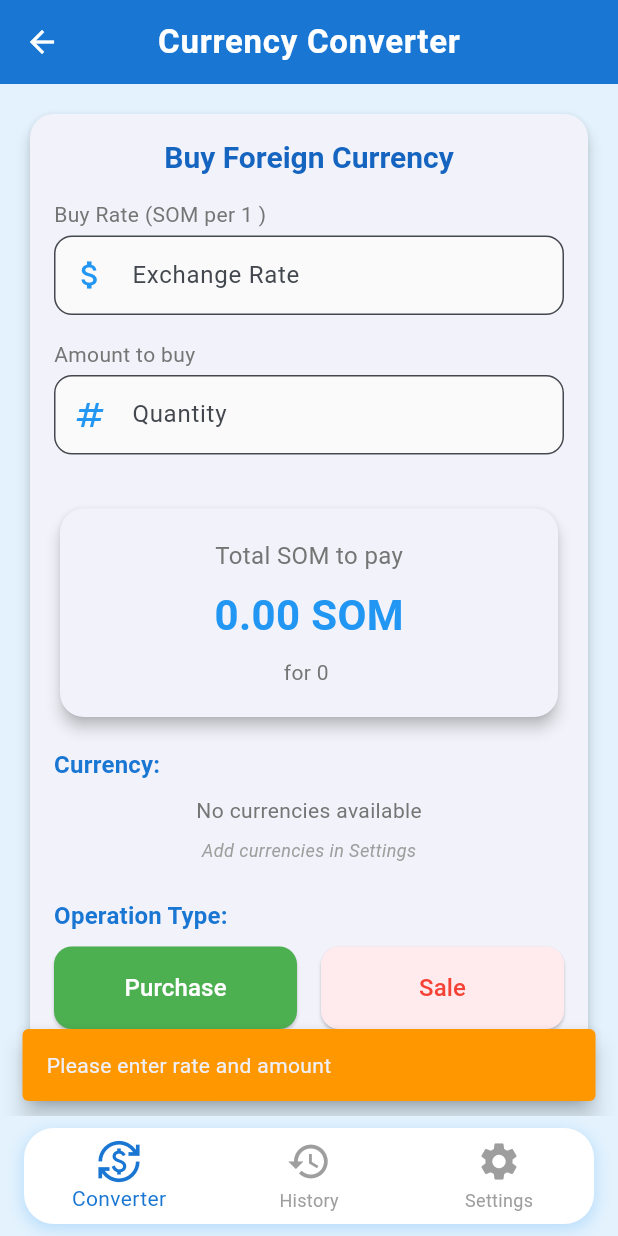
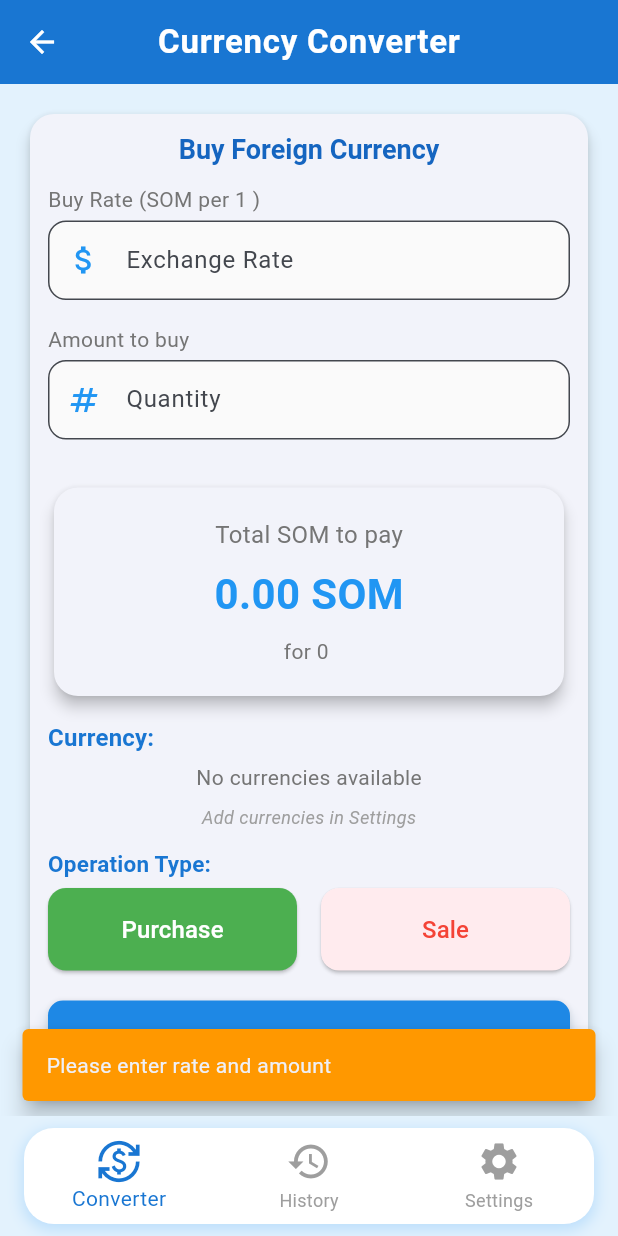
Before and after one commit to chalshik/CurrencyExchanger, a Flutter app: the TabletCurrencyConverterLayout screen opened directly, after a tap on "Finish Operation", on a phone screen of 412 x 824 dp. Run offline on Flutter 3.47's test engine with Material 3 defaults, Android fonts, the light colour scheme and no system bars; our stand-ins replace shared_preferences, sqflite; accounts and stored records are empty.

Commit message:
check mobile responsivity
remove appearance and notifications listTiles, add users ListTile instead, that will show accounts with their role, we can also create account there to later log in. (only username and password)

create login(no register needed) page.

limit user role by not giving access to analytics navigation bar and account management(eg users listTile in settings)

in finish operation fix no currencies available

history has to auto-refresh

```diff
--- a/lib/screens/currency_converter.dart
+++ b/lib/screens/currency_converter.dart
@@ -278,7 +278,7 @@ class _CurrencyConverterCoreState extends State<CurrencyConverterCore> {
                 fontSize: isSmallScreen ? 14 : 16,
               ),
         ),
-        const SizedBox(height: 8),
+        const SizedBox(height: 4),
         _isLoading
             ? const Center(child: CircularProgressIndicator())
             : availableCurrencies.isEmpty
@@ -402,18 +402,32 @@ class _CurrencyConverterCoreState extends State<CurrencyConverterCore> {
     // Get screen width to adjust sizing
     final screenWidth = MediaQuery.of(context).size.width;
     final isSmallScreen = screenWidth < 360;
-    final fontSize = isSmallScreen ? 14.0 : 16.0;
+    final fontSize = isSmallScreen ? 13.0 : 15.0;
     final verticalPadding = isSmallScreen ? 14.0 : 16.0;
 
-    return ElevatedButton(
+    return Container(
+      height: isSmallScreen ? 50 : 56,
+      width: double.infinity,
+      margin: const EdgeInsets.only(top: 8),
+      child: ElevatedButton(
         onPressed: _finishOperation,
         style: ElevatedButton.styleFrom(
-        backgroundColor: Colors.blue,
+          backgroundColor: Colors.blue.shade600,
           foregroundColor: Colors.white,
+          elevation: 4,
+          shadowColor: Colors.blue.shade200,
           padding: EdgeInsets.symmetric(vertical: verticalPadding),
-        shape: RoundedRectangleBorder(borderRadius: BorderRadius.circular(12)),
+          shape: RoundedRectangleBorder(borderRadius: BorderRadius.circular(10)),
         ),
-      child: Text('Finish Operation', style: TextStyle(fontSize: fontSize)),
+        child: Text(
+          'Finish Operation',
+          style: TextStyle(
+            fontSize: fontSize,
+            fontWeight: FontWeight.bold,
+            letterSpacing: 0.5,
+          ),
+        ),
+      ),
     );
   }
 
@@ -500,13 +514,14 @@ class _CurrencyConverterCoreState extends State<CurrencyConverterCore> {
     // Check screen size to adjust layout accordingly
     final screenWidth = MediaQuery.of(context).size.width;
     final isSmallScreen = screenWidth < 360;
+    final spacing = isSmallScreen ? 8.0 : 12.0;
 
     return Card(
       elevation: 4,
       shape: RoundedRectangleBorder(borderRadius: BorderRadius.circular(16)),
       child: SingleChildScrollView(
         child: Padding(
-          padding: EdgeInsets.all(isSmallScreen ? 12.0 : 16.0),
+          padding: EdgeInsets.all(isSmallScreen ? 8.0 : 12.0),
           child: Column(
             crossAxisAlignment: CrossAxisAlignment.stretch,
             children: [
@@ -517,28 +532,28 @@ class _CurrencyConverterCoreState extends State<CurrencyConverterCore> {
                 style: Theme.of(context).textTheme.titleLarge?.copyWith(
                   color: Colors.blue.shade800,
                   fontWeight: FontWeight.bold,
-                  fontSize: isSmallScreen ? 18 : 20,
+                  fontSize: isSmallScreen ? 16 : 18,
                 ),
                 textAlign: TextAlign.center,
               ),
-              const SizedBox(height: 16),
+              SizedBox(height: spacing),
               _buildCurrencyInputSection(),
-              const SizedBox(height: 16),
+              SizedBox(height: spacing),
               _buildTotalSumCard(),
-              const SizedBox(height: 16),
+              SizedBox(height: spacing),
               _buildCurrencySelector(),
-              const SizedBox(height: 24),
+              SizedBox(height: spacing),
               Text(
                 'Operation Type:',
                 style: Theme.of(context).textTheme.titleMedium?.copyWith(
                   color: Colors.blue.shade700,
                   fontWeight: FontWeight.bold,
-                  fontSize: isSmallScreen ? 14 : 16,
+                  fontSize: isSmallScreen ? 13 : 15,
                 ),
               ),
-              const SizedBox(height: 8),
+              SizedBox(height: 4),
               _buildOperationTypeButtons(),
-              const SizedBox(height: 24),
+              SizedBox(height: spacing),
               _buildFinishButton(),
             ],
           ),
@@ -568,7 +583,10 @@ class _MobileCurrencyConverterLayoutState
     extends State<MobileCurrencyConverterLayout> {
   int _selectedIndex = 0;
   final _currencyConverterCoreKey = GlobalKey<_CurrencyConverterCoreState>();
-  final _historyScreenKey = GlobalKey();
+  Key _historyScreenKey = GlobalKey();
+  // Keys for statistics and analytics screens to force refresh
+  Key _statisticsKey = UniqueKey();
+  Key _analyticsKey = UniqueKey();
 
   late List<Widget> _pages;
   late List<BottomNavigationBarItem> _navigationItems;
@@ -592,8 +610,8 @@ class _MobileCurrencyConverterLayoutState
 
     // Add Statistics and Analytics screens only for admin users
     if (isAdmin) {
-      _pages.add(const StatisticsScreen());
-      _pages.add(const AnalyticsScreen());
+      _pages.add(StatisticsScreen(key: _statisticsKey));
+      _pages.add(AnalyticsScreen(key: _analyticsKey));
     }
 
     // Add Settings screen for all users
@@ -646,18 +664,29 @@ class _MobileCurrencyConverterLayoutState
     setState(() {
       _selectedIndex = index;
 
-      // Refresh data when navigating to specific screens
-      if (_pages[index] is HistoryScreen) {
-        // Force History Screen to refresh data
-        final historyState = _historyScreenKey.currentState as dynamic;
-        if (historyState != null && historyState.loadHistoryEntries != null) {
-          historyState.loadHistoryEntries();
+      // Handle the history screen refresh
+      if (index == 2 && _historyScreenKey != null) {
+        _historyScreenKey = UniqueKey();
       }
-      } else if (index == 0) {
-        // Refresh currency data when navigating back to converter
-        _currencyConverterCoreKey.currentState?._loadCurrencies();
+
+      // For Statistics and Analytics screens, always recreate them with a new key
+      // to force a full refresh when they're selected
+      if (index == 3) { // Statistics screen
+        _statisticsKey = UniqueKey();
+      } else if (index == 4) { // Analytics screen
+        _analyticsKey = UniqueKey();
+      }
+
+      // Refresh currency data when going to converter screen
+      if (index == 0) {
+        _loadCurrencyData();
       }
     });
+  }
+
+  // Method to refresh currency data in the converter screen
+  void _loadCurrencyData() {
+    _currencyConverterCoreKey.currentState?._loadCurrencies();
   }
 
   @override
@@ -682,7 +711,8 @@ class _MobileCurrencyConverterLayoutState
       body: SafeArea(
         child: Padding(
           padding: const EdgeInsets.symmetric(horizontal: 8, vertical: 8),
-          child: IndexedStack(index: _selectedIndex, children: _pages),
+          // Use a direct widget instead of IndexedStack to ensure screens rebuild
+          child: _buildCurrentPage(),
         ),
       ),
       bottomNavigationBar: Container(
@@ -715,6 +745,12 @@ class _MobileCurrencyConverterLayoutState
       ),
     );
   }
+
+  // Build the current page directly rather than using IndexedStack
+  Widget _buildCurrentPage() {
+    // This ensures every page switch fully rebuilds the widget
+    return _pages[_selectedIndex];
+  }
 }
 
 // Tablet Layout
@@ -730,7 +766,10 @@ class _TabletCurrencyConverterLayoutState
     extends State<TabletCurrencyConverterLayout> {
   int _selectedIndex = 0;
   final _currencyConverterCoreKey = GlobalKey<_CurrencyConverterCoreState>();
-  final _historyScreenKey = GlobalKey();
+  Key _historyScreenKey = GlobalKey();
+  // Keys for statistics and analytics screens to force refresh
+  Key _statisticsKey = UniqueKey();
+  Key _analyticsKey = UniqueKey();
 
   late List<Widget> _pages;
   late List<BottomNavigationBarItem> _navigationItems;
@@ -754,8 +793,8 @@ class _TabletCurrencyConverterLayoutState
 
     // Add Statistics and Analytics screens only for admin users
     if (isAdmin) {
-      _pages.add(const StatisticsScreen());
-      _pages.add(const AnalyticsScreen());
+      _pages.add(StatisticsScreen(key: _statisticsKey));
+      _pages.add(AnalyticsScreen(key: _analyticsKey));
     }
 
     // Add Settings screen for all users
@@ -808,18 +847,29 @@ class _TabletCurrencyConverterLayoutState
     setState(() {
       _selectedIndex = index;
 
-      // Refresh data when navigating to specific screens
-      if (_pages[index] is HistoryScreen) {
-        // Force History Screen to refresh data
-        final historyState = _historyScreenKey.currentState as dynamic;
-        if (historyState != null && historyState.loadHistoryEntries != null) {
-          historyState.loadHistoryEntries();
+      // Handle the history screen refresh
+      if (index == 2 && _historyScreenKey != null) {
+        _historyScreenKey = UniqueKey();
       }
-      } else if (index == 0) {
-        // Refresh currency data when navigating back to converter
-        _currencyConverterCoreKey.currentState?._loadCurrencies();
+
+      // For Statistics and Analytics screens, always recreate them with a new key
+      // to force a full refresh when they're selected
+      if (index == 3) { // Statistics screen
+        _statisticsKey = UniqueKey();
+      } else if (index == 4) { // Analytics screen
+        _analyticsKey = UniqueKey();
+      }
+
+      // Refresh currency data when going to converter screen
+      if (index == 0) {
+        _loadCurrencyData();
       }
     });
+  }
+
+  // Method to refresh currency data in the converter screen
+  void _loadCurrencyData() {
+    _currencyConverterCoreKey.currentState?._loadCurrencies();
   }
 
   @override
@@ -854,7 +904,8 @@ class _TabletCurrencyConverterLayoutState
                   horizontal: horizontalPadding,
                   vertical: 16,
                 ),
-                child: _pages[_selectedIndex],
+                // Use a direct widget instead of IndexedStack
+                child: _buildCurrentPage(),
               ),
             ),
           ],
@@ -890,4 +941,10 @@ class _TabletCurrencyConverterLayoutState
       ),
     );
   }
+
+  // Build the current page directly rather than using IndexedStack
+  Widget _buildCurrentPage() {
+    // This ensures every page switch fully rebuilds the widget
+    return _pages[_selectedIndex];
   }
+}
--- a/lib/screens/settings.dart
+++ b/lib/screens/settings.dart
@@ -715,7 +715,7 @@ class _SettingsScreenState extends State<SettingsScreen> {
                           ),
                           subtitle: Text(
                             'Quantity: $formattedQuantity\n'
-                            'Last updated: ${DateFormat('yyyy-MM-dd HH:mm').format(currency.updatedAt)}',
+                            'Last updated: ${DateFormat('dd-MM-yy HH:mm').format(currency.updatedAt)}',
                           ),
                           trailing: isSom
                               ? const Icon(Icons.payments, color: Colors.blue)
@@ -800,7 +800,7 @@ class _SettingsScreenState extends State<SettingsScreen> {
                         title: Text(user.username),
                         subtitle: Text(
                           'Role: ${user.role}\n'
-                          'Created: ${DateFormat('yyyy-MM-dd').format(user.createdAt)}',
+                          'Created: ${DateFormat('dd-MM-yy').format(user.createdAt)}',
                         ),
                         trailing: IconButton(
                           icon: const Icon(Icons.delete, color: Colors.red),
```
Also changed, not shown: lib/screens/history_screen.dart (+40 -17 lines), lib/screens/login_screen.dart (+0 -7 lines). Lines whose indentation alone changed are shown as unchanged.
